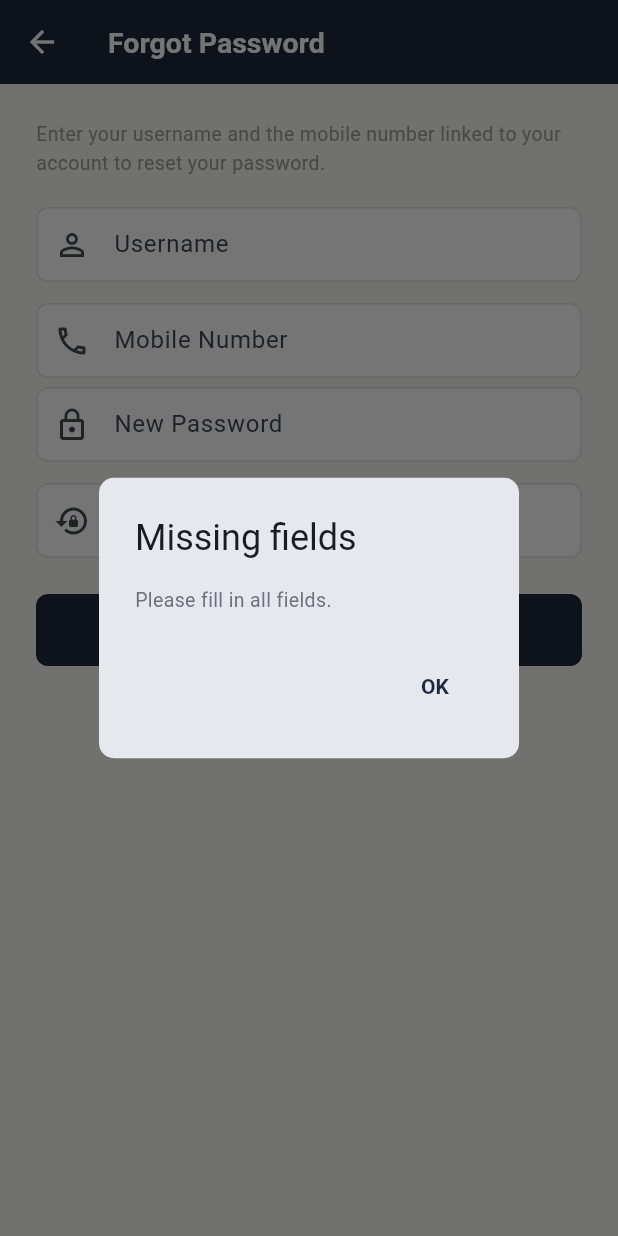
After one commit to PranavRammohan/sports-tournament-app, a Flutter app: the ForgotPasswordScreen screen opened directly, after a tap on "Reset Password", on a phone screen of 412 x 824 dp. The commit adds this screen. Run offline on Flutter 3.47's test engine with Material 3 defaults, Android fonts, the phone set to English and light mode, and no system bars; our stand-ins replace shared_preferences; accounts and stored records are empty; network calls fail.

Commit message:
Add forgot password flow, clean up league date formatting

```diff
--- a/mobile/lib/screens/browse_leagues_screen.dart
+++ b/mobile/lib/screens/browse_leagues_screen.dart
@@ -5,6 +5,7 @@ import 'package:http/http.dart' as http;
 import 'package:shared_preferences/shared_preferences.dart';
 import '../main.dart';
 import '../config.dart';
+import '../utils.dart';
 import '../widgets/sport_icon.dart';
 import 'create_league_screen.dart';
 import 'league_detail_screen.dart';
@@ -175,7 +176,7 @@ class _BrowseLeaguesScreenState extends State<BrowseLeaguesScreen> {
                                                 ),
                                                 const SizedBox(height: 3),
                                                 Text(
-                                                  '${league['season_start']} – ${league['season_end']}',
+                                                  '${formatDateOnly(league['season_start'])} – ${formatDateOnly(league['season_end'])} · ${league['member_count']} players',
                                                   style: const TextStyle(
                                                     fontSize: 11,
                                                     color: AppColors.textGrey,
@@ -191,9 +192,6 @@ class _BrowseLeaguesScreenState extends State<BrowseLeaguesScreen> {
                                                               'mens'
                                                           ? "Men's"
                                                           : "Women's",
-                                                    ),
-                                                    _tag(
-                                                      '${league['member_count']} players',
                                                     ),
                                                   ],
                                                 ),
--- /dev/null
+++ b/mobile/lib/screens/forgot_password_screen.dart
@@ -0,0 +1,189 @@
+// forgot_password_screen.dart
+import 'dart:convert';
+import 'package:flutter/material.dart';
+import 'package:http/http.dart' as http;
+import '../config.dart';
+
+class ForgotPasswordScreen extends StatefulWidget {
+  const ForgotPasswordScreen({super.key});
+
+  @override
+  State<ForgotPasswordScreen> createState() => _ForgotPasswordScreenState();
+}
+
+class _ForgotPasswordScreenState extends State<ForgotPasswordScreen> {
+  final TextEditingController _usernameController = TextEditingController();
+  final TextEditingController _phoneController = TextEditingController();
+  final TextEditingController _newPasswordController = TextEditingController();
+  final TextEditingController _confirmPasswordController =
+      TextEditingController();
+  bool _loading = false;
+
+  Future<void> _handleReset() async {
+    final username = _usernameController.text.trim();
+    final phoneNumber = _phoneController.text.trim();
+    final newPassword = _newPasswordController.text;
+    final confirmPassword = _confirmPasswordController.text;
+
+    if (username.isEmpty ||
+        phoneNumber.isEmpty ||
+        newPassword.isEmpty ||
+        confirmPassword.isEmpty) {
+      _showAlert('Missing fields', 'Please fill in all fields.');
+      return;
+    }
+    if (!RegExp(r'^\d{10}$').hasMatch(phoneNumber)) {
+      _showAlert('Invalid number', 'Enter a valid 10-digit mobile number.');
+      return;
+    }
+    if (newPassword.length < 6) {
+      _showAlert(
+        'Weak password',
+        'New password must be at least 6 characters.',
+      );
+      return;
+    }
+    if (newPassword != confirmPassword) {
+      _showAlert('Mismatch', 'Passwords do not match.');
+      return;
+    }
+
+    setState(() => _loading = true);
+
+    try {
+      final response = await http.post(
+        Uri.parse('$baseApiUrl/auth/forgot-password'),
+        headers: {'Content-Type': 'application/json'},
+        body: jsonEncode({
+          'username': username,
+          'phoneNumber': phoneNumber,
+          'newPassword': newPassword,
+        }),
+      );
+
+      final data = jsonDecode(response.body);
+
+      if (response.statusCode != 200) {
+        _showAlert(
+          'Could not reset password',
+          data['error'] ?? 'Please try again.',
+        );
+        return;
+      }
+
+      if (!mounted) return;
+      showDialog(
+        context: context,
+        builder: (ctx) => AlertDialog(
+          shape: RoundedRectangleBorder(
+            borderRadius: BorderRadius.circular(10),
+          ),
+          title: const Text('Password reset'),
+          content: const Text(
+            'Your password has been updated. You can now log in with your new password.',
+          ),
+          actions: [
+            TextButton(
+              onPressed: () {
+                Navigator.pop(ctx);
+                Navigator.pop(context);
+              },
+              child: const Text('OK'),
+            ),
+          ],
+        ),
+      );
+    } catch (err) {
+      _showAlert('Network error', 'Could not reach the server.');
+    } finally {
+      if (mounted) setState(() => _loading = false);
+    }
+  }
+
+  void _showAlert(String title, String message) {
+    showDialog(
+      context: context,
+      builder: (ctx) => AlertDialog(
+        shape: RoundedRectangleBorder(borderRadius: BorderRadius.circular(10)),
+        title: Text(title),
+        content: Text(message),
+        actions: [
+          TextButton(
+            onPressed: () => Navigator.pop(ctx),
+            child: const Text('OK'),
+          ),
+        ],
+      ),
+    );
+  }
+
+  @override
+  Widget build(BuildContext context) {
+    return Scaffold(
+      appBar: AppBar(title: const Text('Forgot Password')),
+      body: SingleChildScrollView(
+        padding: const EdgeInsets.all(24),
+        child: Column(
+          crossAxisAlignment: CrossAxisAlignment.stretch,
+          children: [
+            const Text(
+              'Enter your username and the mobile number linked to your account to reset your password.',
+              style: TextStyle(fontSize: 13, color: Colors.grey),
+            ),
+            const SizedBox(height: 20),
+            TextField(
+              controller: _usernameController,
+              decoration: const InputDecoration(
+                labelText: 'Username',
+                prefixIcon: Icon(Icons.person_outline),
+              ),
+            ),
+            const SizedBox(height: 14),
+            TextField(
+              controller: _phoneController,
+              keyboardType: TextInputType.phone,
+              maxLength: 10,
+              decoration: const InputDecoration(
+                labelText: 'Mobile Number',
+                prefixIcon: Icon(Icons.phone_outlined),
+                counterText: '',
+              ),
+            ),
+            const SizedBox(height: 6),
+            TextField(
+              controller: _newPasswordController,
+              obscureText: true,
+              decoration: const InputDecoration(
+                labelText: 'New Password',
+                prefixIcon: Icon(Icons.lock_outline),
+              ),
+            ),
+            const SizedBox(height: 14),
+            TextField(
+              controller: _confirmPasswordController,
+              obscureText: true,
+              decoration: const InputDecoration(
+                labelText: 'Confirm New Password',
+                prefixIcon: Icon(Icons.lock_reset),
+              ),
+            ),
+            const SizedBox(height: 24),
+            ElevatedButton(
+              onPressed: _loading ? null : _handleReset,
+              child: _loading
+                  ? const SizedBox(
+                      height: 20,
+                      width: 20,
+                      child: CircularProgressIndicator(
+                        color: Colors.white,
+                        strokeWidth: 2.5,
+                      ),
+                    )
+                  : const Text('Reset Password'),
+            ),
+          ],
+        ),
+      ),
+    );
+  }
+}
--- a/mobile/lib/screens/league_detail_screen.dart
+++ b/mobile/lib/screens/league_detail_screen.dart
@@ -5,6 +5,7 @@ import 'package:http/http.dart' as http;
 import 'package:shared_preferences/shared_preferences.dart';
 import '../main.dart';
 import '../config.dart';
+import '../utils.dart';
 import '../widgets/sport_icon.dart';
 import 'report_match_screen.dart';
 import 'playoffs_screen.dart';
@@ -418,7 +419,7 @@ class _LeagueDetailScreenState extends State<LeagueDetailScreen> {
               border: Border.all(color: Colors.grey.shade200),
             ),
             child: Text(
-              '${_league!['season_start']} to ${_league!['season_end']} · ${_leaderboard.length} players · ${_league!['format']} · ${_league!['gender_category'] == 'mens' ? "Men's" : "Women's"}',
+              '${formatDateOnly(_league!['season_start'])} to ${formatDateOnly(_league!['season_end'])} · ${_leaderboard.length} players · ${_league!['format']} · ${_league!['gender_category'] == 'mens' ? "Men's" : "Women's"}',
               style: const TextStyle(fontSize: 12, color: AppColors.textGrey),
             ),
           ),
--- a/mobile/lib/screens/my_leagues_screen.dart
+++ b/mobile/lib/screens/my_leagues_screen.dart
@@ -5,6 +5,7 @@ import 'package:http/http.dart' as http;
 import 'package:shared_preferences/shared_preferences.dart';
 import '../main.dart';
 import '../config.dart';
+import '../utils.dart';
 import '../widgets/sport_icon.dart';
 import 'league_detail_screen.dart';
 import 'browse_leagues_screen.dart';
@@ -137,7 +138,7 @@ class _MyLeaguesScreenState extends State<MyLeaguesScreen> {
                               ),
                             ),
                             subtitle: Text(
-                              '${league['season_start']} – ${league['season_end']} · ${league['member_count']} players',
+                              '${formatDateOnly(league['season_start'])} – ${formatDateOnly(league['season_end'])} · ${league['member_count']} players',
                               style: const TextStyle(fontSize: 12),
                             ),
                             trailing: const Icon(Icons.chevron_right, size: 20),
```
Also changed, not shown: mobile/lib/screens/login_screen.dart (+14 -1 lines), mobile/lib/utils.dart (added, +27 -0 lines), 1 other file.
